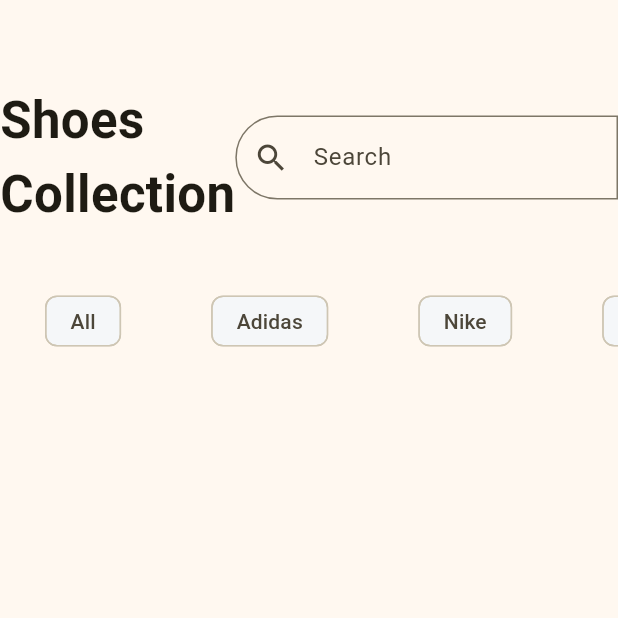
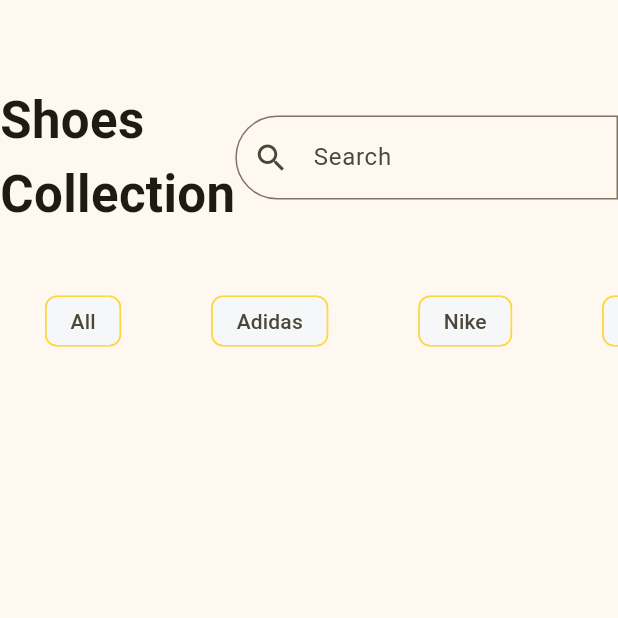
Before and after one commit to takiul-sumon/Shop-app, a Flutter app: the screen it shows after launch, on a phone screen of 412 x 824 dp, the top half of it. Run offline on Flutter 3.47's test engine with Material 3 defaults, Android fonts, the phone set to English and light mode, and no system bars.

Commit message:
Text Color

```diff
--- a/lib/app_body.dart
+++ b/lib/app_body.dart
@@ -60,12 +60,14 @@ class _homepageState extends State<homepage> {
                         });
                       },
                       child: Chip(
-                        backgroundColor:selected_Item==filter? Theme.of(context).colorScheme.primary: Color.fromRGBO(245, 247, 249, 1),
-                          label: Text(filter),
+                        backgroundColor:selected_Item==filter?
+                        Theme.of(context).colorScheme.primary:const Color.fromRGBO(245, 247, 249, 1),
+                        side:const BorderSide(color:Colors.amberAccent),
+                          label: Text(filter, style:selected_Item==filter? TextStyle(color: Colors.white) :TextStyle(),),
                           padding:
                           const    EdgeInsets.symmetric(horizontal: 8, vertical: 5),
 
-                         ),
+                      ),
                     ),
                   );
                 },
--- a/lib/main.dart
+++ b/lib/main.dart
@@ -16,7 +16,7 @@ class _shop_appState extends State<shop_app> {
   @override
   Widget build(BuildContext context) {
     return MaterialApp(
-      theme: ThemeData(colorScheme: ColorScheme.fromSeed(seedColor: Color.fromRGBO(254, 206, 1, 1)),),
+      theme: ThemeData(colorScheme: ColorScheme.fromSeed(seedColor: Color.fromRGBO(254, 206, 1, 1),),primaryColor: const Color.fromARGB(255, 255, 255, 255)),
       debugShowCheckedModeBanner: false,
       home: homepage(),
     );
```
